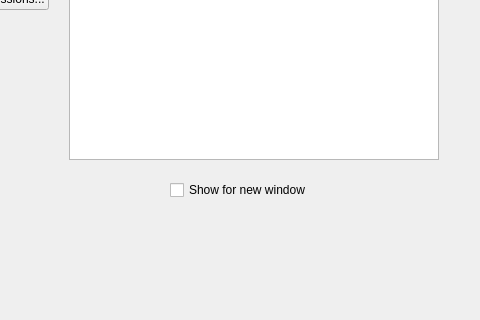
First picture: the form in apps/lib/welcomeview/welcomeview.ui, repository KDE/kate, before the edit; both pictures show x 266 to 746 and y 483 to 803 of the 1011 by 803 pixel window.
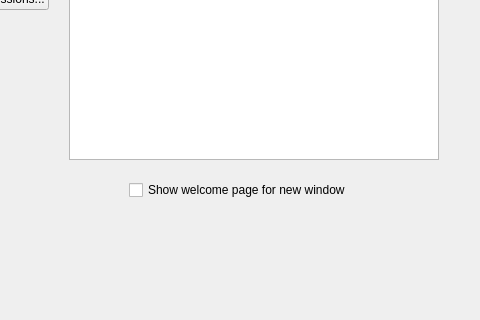
Second picture: the form after the edit. Icons and pictures are not drawn. Custom widgets are drawn as their Qt base class.

Commit message: more descriptive label

Diff of the .ui file:
```diff
--- a/apps/lib/welcomeview/welcomeview.ui
+++ b/apps/lib/welcomeview/welcomeview.ui
@@ -439,7 +439,7 @@
           <item>
            <widget class="QCheckBox" name="checkBoxShowForNewWindow">
             <property name="text">
-             <string>Show for new window</string>
+             <string>Show welcome page for new window</string>
             </property>
            </widget>
           </item>
```
